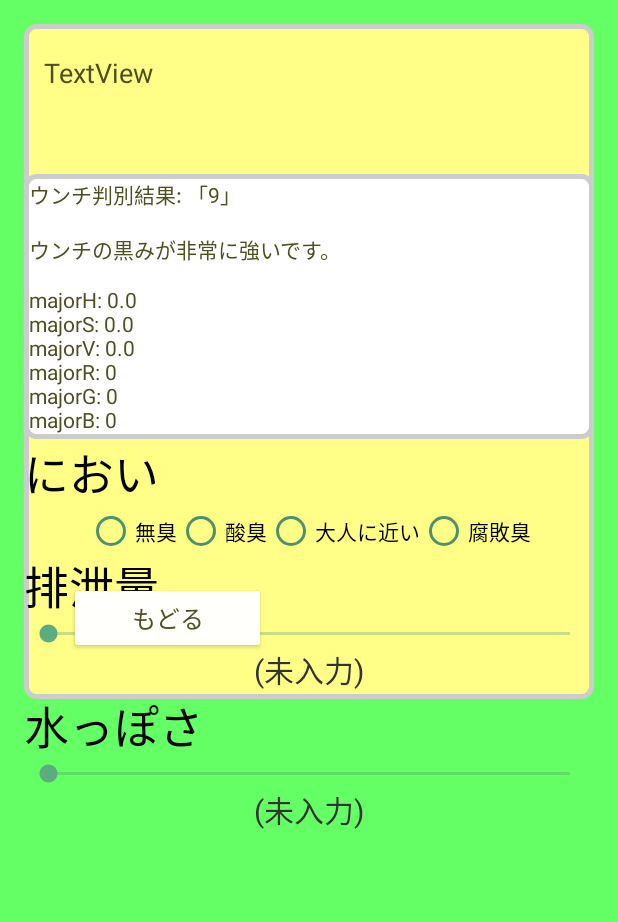
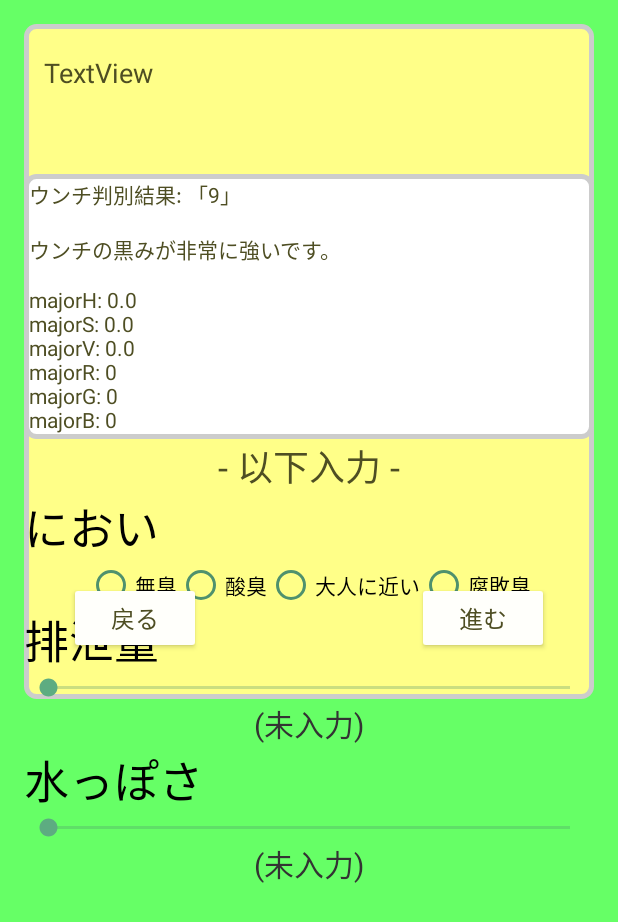
Before and after one commit to ToshinariIshii/camera1, an Android app: the ResultActivity screen opened directly, with no data from a screen before it, on a phone screen of 412 x 824 dp. Shown: the top 922 px of the screen. Run offline under Robolectric (Android 15) with nearby library versions, the phone set to English and light mode, and no system bars; 5 statements that could not run were skipped.

Commit message:
20161127時点 としなりとりあえず途中だけど現段階デバッグおねがい

```diff
--- a/simplecropview-sample/src/main/java/com/example/simplecropviewsample/ResultActivity.java
+++ b/simplecropview-sample/src/main/java/com/example/simplecropviewsample/ResultActivity.java
@@ -3,7 +3,6 @@ package com.example.simplecropviewsample;
 import android.app.Activity;
 import android.content.Intent;
 import android.graphics.Bitmap;
-import android.graphics.BitmapFactory;
 import android.graphics.Color;
 import android.net.Uri;
 import android.os.Bundle;
@@ -13,28 +12,32 @@ import android.view.Display;
 import android.view.View;
 import android.widget.Button;
 import android.widget.ImageView;
+import android.widget.RadioGroup;
 import android.widget.TextView;
 import android.widget.Toast;
 
 import com.isseiaoki.simplecropview.util.Utils;
 
-import java.io.InputStream;
-
-public class ResultActivity extends AppCompatActivity implements View.OnClickListener {
+public class ResultActivity extends AppCompatActivity{
     public static int pixels[];
     public static double rgb[][];// rgb[ピクセル番号][RかGかBか]
     public static double hsv[][];// hsv[ピクセル番号][HかSかVか]
     public static double[] majorHSV = {0, 0, 0};// HSVそれぞれの平均値を格納する
     public static int[] majorRGB = {0, 0, 0};
     public static int dResult;//discriminationResult 判別結果
-    private static final int REQUEST_GALLERY = 0;
-    private ImageView imgView;
+    private static TextView ika, unkoCheckView, nioi, haisetu, mizupposa, haisetuView, mizupposaView;
+    private static ImageView imgView;
     public static Bitmap bitmap;
-    public static Button button1;
+    public static Button haisetuCancelButton, haisetuSaveButton;
+    public static RadioGroup nioiGroup;
+
+
     private static int backhome = 0;//ホームに戻る
     public static int reqC;// int requestCode保存しておく
     public static int resC;// int resultCode保存しておく
     public static Intent I;// Intent data保存しておく
+
+    private static int haisetuTri = 0;//初期化
 
 
     public static Intent createIntent(Activity activity, Uri uri) {//画像の受取
@@ -49,7 +52,17 @@ public class ResultActivity extends AppCompatActivity implements View.OnClickLis
         super.onCreate(savedInstanceState);
         setContentView(R.layout.activity_flight);
         imgView = (ImageView) findViewById(R.id.imageView);
-        button1 = (Button) findViewById(R.id.button1);
+        haisetuCancelButton = (Button) findViewById(R.id.haisetuCancelButton);
+
+        ika = (TextView) findViewById(R.id.ika);
+        unkoCheckView = (TextView) findViewById(R.id.unkoCheckView);
+        nioi = (TextView) findViewById(R.id.nioi);
+        haisetu = (TextView) findViewById(R.id.haisetu);
+        mizupposa = (TextView) findViewById(R.id.mizupposa);
+        haisetuView = (TextView) findViewById(R.id.haisetuView);
+        mizupposaView = (TextView) findViewById(R.id.mizupposaView);
+        nioiGroup = (RadioGroup) findViewById(R.id.nioiGroup);
+
         final Uri uri = getIntent().getData();
         int maxSize = Utils.getMaxSize();
         int requestSize = Math.min(calcImageSize(), maxSize);
@@ -88,10 +101,9 @@ public class ResultActivity extends AppCompatActivity implements View.OnClickLis
             output += "\nmajorR: " + majorRGB[0] + "\nmajorG: " + majorRGB[1] + "\nmajorB: " + majorRGB[2];
 
 
-            TextView textView = (TextView) findViewById(R.id.textview1);
+            TextView textView = (TextView) findViewById(R.id.resultView);
             // テキストビューのテキストを設定します
             textView.setText(output);
-            button1.setText("もどる");
             backhome = 1;
         } else {
             backhome = 0;
@@ -108,27 +120,30 @@ public class ResultActivity extends AppCompatActivity implements View.OnClickLis
     }
 
     /* クリックした時の処理 */
-    @Override
-    public void onClick(View view) {
-        Toast.makeText(this, "ギャラリーへリクエストした", Toast.LENGTH_SHORT).show();
+    public void ClickHaisetuCancelButton(View view) {
+        switch(haisetuTri) {
+            case 0:
+                Toast.makeText(this, "殺す", Toast.LENGTH_SHORT).show();
+                break;
+            case 1:
+                haisetuTri--;
+                break;
+            default:
+                break;
+        }
+    }
 
-        /* ギャラリー呼び出し */
-        Intent intent = new Intent();
-        intent.setType("image/*");
-        intent.setAction(Intent.ACTION_GET_CONTENT);
-        startActivityForResult(intent, REQUEST_GALLERY);
+    public void ClickHaisetuSaveButton(View view) {
+        switch(haisetuTri) {
+            case 0:
 
-        /* ギャラリーから画像ファイル選択 */
-        if (reqC == REQUEST_GALLERY && resC == RESULT_OK) {
-            try {
-                InputStream in = getContentResolver().openInputStream(I.getData());
-                bitmap = BitmapFactory.decodeStream(in);
-                in.close();
-                // 選択した画像を表示
-                imgView.setImageBitmap(bitmap);
-            } catch (Exception e) {
-                //うんち
-            }
+                haisetuTri++;
+                break;
+            case 1:
+                Toast.makeText(this, "保存した(してない)", Toast.LENGTH_SHORT).show();
+                break;
+            default:
+                break;
         }
     }
 }
--- a/simplecropview-sample/src/main/res/layout/activity_flight.xml
+++ b/simplecropview-sample/src/main/res/layout/activity_flight.xml
@@ -11,7 +11,7 @@
     android:paddingTop="@dimen/activity_vertical_margin"
     tools:context="com.example.simplecropviewsample.ResultActivity"
     android:orientation="vertical"
-    android:background="#64ff64">
+    android:background="#66ff66">
 
     <TextView
         android:text="TextView"
@@ -27,7 +27,7 @@
     <TextView
         android:layout_width="match_parent"
         android:text="@string/result"
-        android:id="@+id/textview1"
+        android:id="@+id/resultView"
         android:textSize="14sp"
         android:fontFamily="sans-serif"
         android:background="@drawable/text_background"
@@ -40,7 +40,7 @@
         android:text="におい"
         android:layout_width="wrap_content"
         android:layout_height="wrap_content"
-        android:layout_below="@+id/textview1"
+        android:layout_below="@+id/ika"
         android:layout_alignParentLeft="true"
         android:layout_alignParentStart="true"
         android:id="@+id/nioi"
@@ -52,7 +52,8 @@
         android:layout_height="wrap_content"
         android:orientation="horizontal"
         android:layout_below="@+id/nioi"
-        android:layout_centerHorizontal="true">
+        android:layout_centerHorizontal="true"
+        android:id="@+id/nioiGroup">
 
         <RadioButton
             android:text="無臭"
@@ -66,8 +67,8 @@
             android:text="酸臭"
             android:layout_width="wrap_content"
             android:layout_height="wrap_content"
-            android:layout_alignLeft="@+id/button1"
-            android:layout_alignStart="@+id/button1"
+            android:layout_alignLeft="@+id/haisetuCancelButton"
+            android:layout_alignStart="@+id/haisetuCancelButton"
             android:id="@+id/suppai"
             android:layout_below="@+id/otona"
             android:layout_weight="1"
@@ -79,8 +80,8 @@
             android:layout_height="wrap_content"
             android:id="@+id/otona"
             android:layout_centerVertical="true"
-            android:layout_alignLeft="@+id/button1"
-            android:layout_alignStart="@+id/button1"
+            android:layout_alignLeft="@+id/haisetuCancelButton"
+            android:layout_alignStart="@+id/haisetuCancelButton"
             android:layout_weight="1"
             android:textColor="#000000" />
 
@@ -100,7 +101,7 @@
         android:layout_below="@+id/nioi"
         android:layout_alignParentLeft="true"
         android:layout_alignParentStart="true"
-        android:id="@+id/haisetuText"
+        android:id="@+id/haisetu"
         android:layout_marginTop="30dp"
         android:textSize="30sp"
         android:textColor="#000000" />
@@ -108,7 +109,7 @@
     <SeekBar
         android:layout_width="match_parent"
         android:layout_height="wrap_content"
-        android:layout_below="@+id/haisetuText"
+        android:layout_below="@+id/haisetu"
         android:layout_toEndOf="@+id/nioi"
         android:id="@+id/haisetuSeek"
         android:layout_alignParentLeft="true"
@@ -120,7 +121,7 @@
         android:text="水っぽさ"
         android:layout_width="wrap_content"
         android:layout_height="wrap_content"
-        android:id="@+id/mizupposaText"
+        android:id="@+id/mizupposa"
         android:layout_below="@+id/haisetuView"
         android:textColor="#000000"
         android:textSize="30sp" />
@@ -128,7 +129,7 @@
     <SeekBar
         android:layout_width="match_parent"
         android:layout_height="wrap_content"
-        android:layout_below="@+id/mizupposaText"
+        android:layout_below="@+id/mizupposa"
         android:layout_centerHorizontal="true"
         android:id="@+id/mizupposaSeek"
         android:max="4"
@@ -147,7 +148,7 @@
         android:text="(未入力)"
         android:layout_width="wrap_content"
         android:layout_height="wrap_content"
-        android:id="@+id/textView11"
+        android:id="@+id/mizupposaView"
         android:layout_below="@+id/mizupposaSeek"
         android:layout_centerHorizontal="true"
         android:textColor="#333333" />
@@ -161,11 +162,11 @@
         android:layout_height="100dp" />
 
     <Button
-            android:text="@string/push"
-            android:layout_width="131dp"
+            android:text="戻る"
+            android:layout_width="wrap_content"
             android:layout_height="wrap_content"
-            android:id="@+id/button1"
-            android:onClick="onClick"
+            android:id="@+id/haisetuCancelButton"
+            android:onClick="ClickHaisetuCancelButton"
         android:layout_weight="0.56"
         android:layout_alignParentLeft="false"
         android:layout_alignLeft="@+id/unkoCheckView"
@@ -173,6 +174,28 @@
         android:layout_marginBottom="30dp"
         android:layout_marginLeft="30dp" />
 
+    <Button
+        android:text="進む"
+        android:layout_width="wrap_content"
+        android:layout_height="wrap_content"
+        android:id="@+id/haisetuSaveButton"
+        android:layout_alignBottom="@+id/unkoCheckView"
+        android:layout_alignParentRight="false"
+        android:layout_alignParentEnd="false"
+        android:layout_alignRight="@+id/unkoCheckView"
+        android:layout_marginBottom="30dp"
+        android:layout_marginRight="30dp"
+        android:onClick="ClickHaisetuSaveButton" />
+
+    <TextView
+        android:text="- 以下入力 -"
+        android:layout_width="wrap_content"
+        android:layout_height="wrap_content"
+        android:id="@+id/ika"
+        android:textSize="24sp"
+        android:layout_below="@+id/resultView"
+        android:layout_centerHorizontal="true" />
+
     <!--android:background="@android:color/background_light" /> -->
 
 </RelativeLayout>
```
